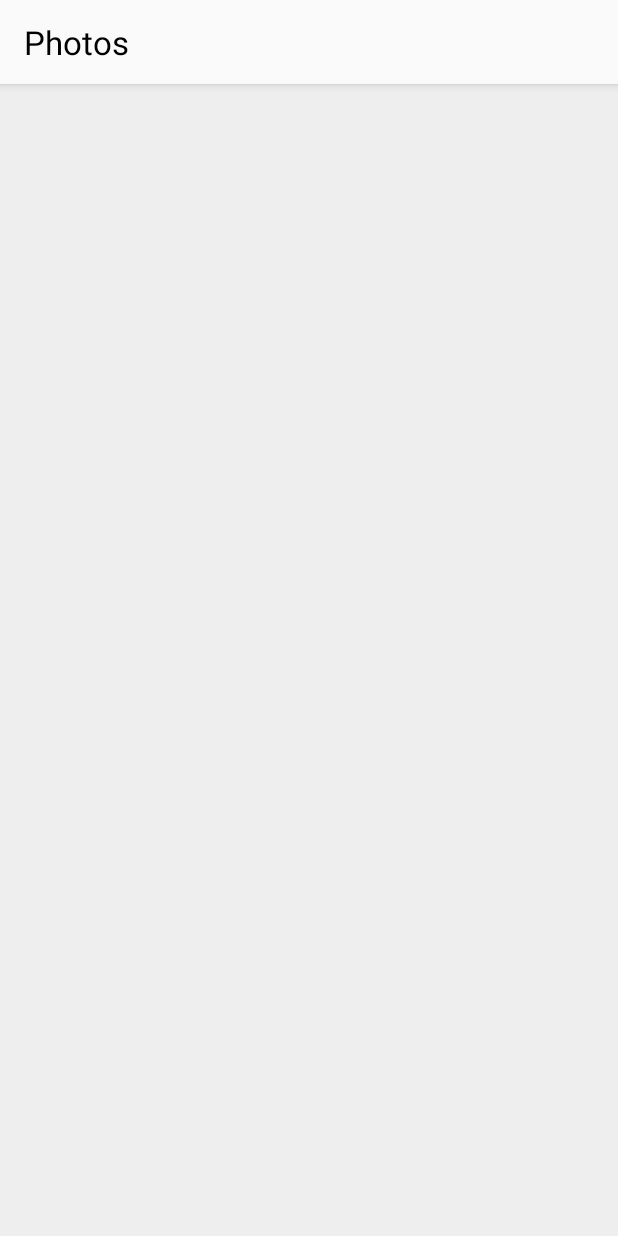
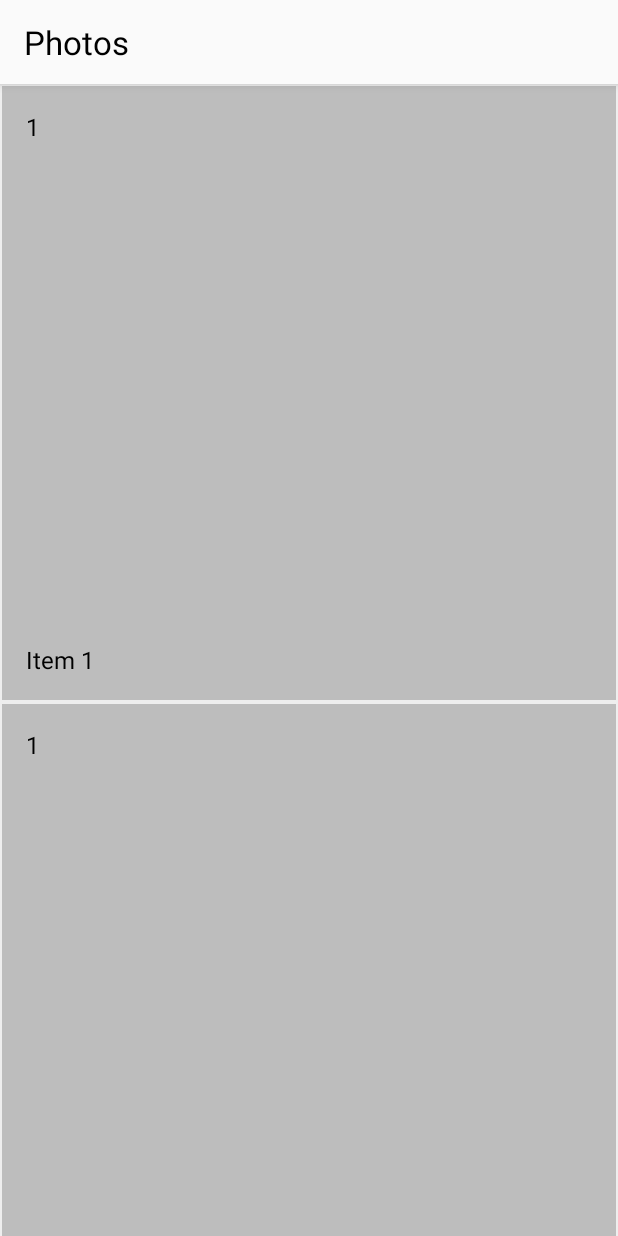
Before and after one commit to bendezu/mobilization-gallery, an Android app: the layout fragment_gallery.xml on its own in the app's theme, with its tools: preview values and no code run, on a phone screen of 412 x 824 dp. Run offline under Robolectric (Android 15) with nearby library versions, the phone set to English and light mode, and no system bars.

Commit message:
Add custom SquareImageView

```diff
--- a/app/src/main/java/com/bendezu/yandexphotos/ImageRecyclerViewAdapter.java
+++ b/app/src/main/java/com/bendezu/yandexphotos/ImageRecyclerViewAdapter.java
@@ -41,6 +41,7 @@ public class ImageRecyclerViewAdapter extends RecyclerView.Adapter<ImageRecycler
 
     public class ViewHolder extends RecyclerView.ViewHolder {
         public final View mView;
+        SquareImageView mImage;
         public final TextView mIdView;
         public final TextView mContentView;
         public DummyItem mItem;
@@ -48,8 +49,9 @@ public class ImageRecyclerViewAdapter extends RecyclerView.Adapter<ImageRecycler
         public ViewHolder(View view) {
             super(view);
             mView = view;
-            mIdView = (TextView) view.findViewById(R.id.item_number);
-            mContentView = (TextView) view.findViewById(R.id.content);
+            mIdView = view.findViewById(R.id.item_number);
+            mContentView = view.findViewById(R.id.content);
+            mImage = view.findViewById(R.id.item_image);
         }
 
         @Override
--- /dev/null
+++ b/app/src/main/java/com/bendezu/yandexphotos/SquareImageView.java
@@ -0,0 +1,28 @@
+package com.bendezu.yandexphotos;
+
+import android.content.Context;
+import android.support.annotation.Nullable;
+import android.util.AttributeSet;
+
+public class SquareImageView extends android.support.v7.widget.AppCompatImageView {
+
+    public SquareImageView(Context context) {
+        super(context);
+    }
+
+    public SquareImageView(Context context, @Nullable AttributeSet attrs) {
+        super(context, attrs);
+    }
+
+    public SquareImageView(Context context, @Nullable AttributeSet attrs, int defStyleAttr) {
+        super(context, attrs, defStyleAttr);
+    }
+
+    @Override
+    protected void onMeasure(int widthMeasureSpec, int heightMeasureSpec) {
+        super.onMeasure(widthMeasureSpec, heightMeasureSpec);
+
+        int width = getMeasuredWidth();
+        setMeasuredDimension(width, width);
+    }
+}
--- a/app/src/main/res/layout/fragment_image.xml
+++ b/app/src/main/res/layout/fragment_image.xml
@@ -1,20 +1,32 @@
 <?xml version="1.0" encoding="utf-8"?>
-<LinearLayout xmlns:android="http://schemas.android.com/apk/res/android"
-    android:layout_width="wrap_content"
+<FrameLayout xmlns:android="http://schemas.android.com/apk/res/android"
+    xmlns:tools="http://schemas.android.com/tools"
+    android:layout_width="match_parent"
     android:layout_height="wrap_content"
-    android:orientation="horizontal">
+    android:orientation="horizontal"
+    android:layout_margin="@dimen/image_item_margin">
+
+    <com.bendezu.yandexphotos.SquareImageView
+        android:id="@+id/item_image"
+        android:layout_width="match_parent"
+        android:layout_height="wrap_content"
+        android:background="@color/colorImagePlaceHolder" />
 
     <TextView
         android:id="@+id/item_number"
         android:layout_width="wrap_content"
         android:layout_height="wrap_content"
         android:layout_margin="@dimen/text_margin"
-        android:textAppearance="?attr/textAppearanceListItem" />
+        android:textAppearance="?attr/textAppearanceListItem"
+        android:layout_gravity="top"
+        tools:text="1"/>
 
     <TextView
         android:id="@+id/content"
         android:layout_width="wrap_content"
         android:layout_height="wrap_content"
         android:layout_margin="@dimen/text_margin"
-        android:textAppearance="?attr/textAppearanceListItem" />
-</LinearLayout>
+        android:textAppearance="?attr/textAppearanceListItem"
+        android:layout_gravity="bottom"
+        tools:text="Item 1"/>
+</FrameLayout>
--- a/app/src/main/res/values/colors.xml
+++ b/app/src/main/res/values/colors.xml
@@ -6,5 +6,7 @@
 
     <color name="colorWindowBackground">#EEEEEE</color>
 
+    <color name="colorImagePlaceHolder">#BDBDBD</color>
+
     <color name="colorTextDark">#000000</color>
 </resources>
--- a/app/src/main/res/values/dimens.xml
+++ b/app/src/main/res/values/dimens.xml
@@ -1,4 +1,6 @@
 <?xml version="1.0" encoding="utf-8"?>
 <resources>
     <dimen name="text_margin">16dp</dimen>
+
+    <dimen name="image_item_margin">1dp</dimen>
 </resources>
```
Also changed, not shown: app/src/main/java/com/bendezu/yandexphotos/GalleryFragment.java (+4 -8 lines).
